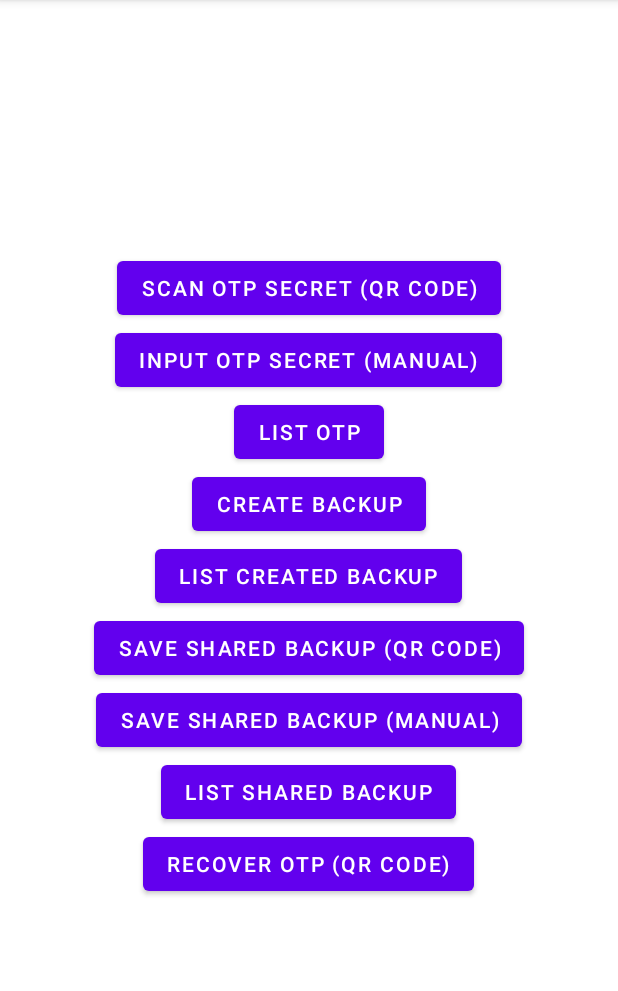
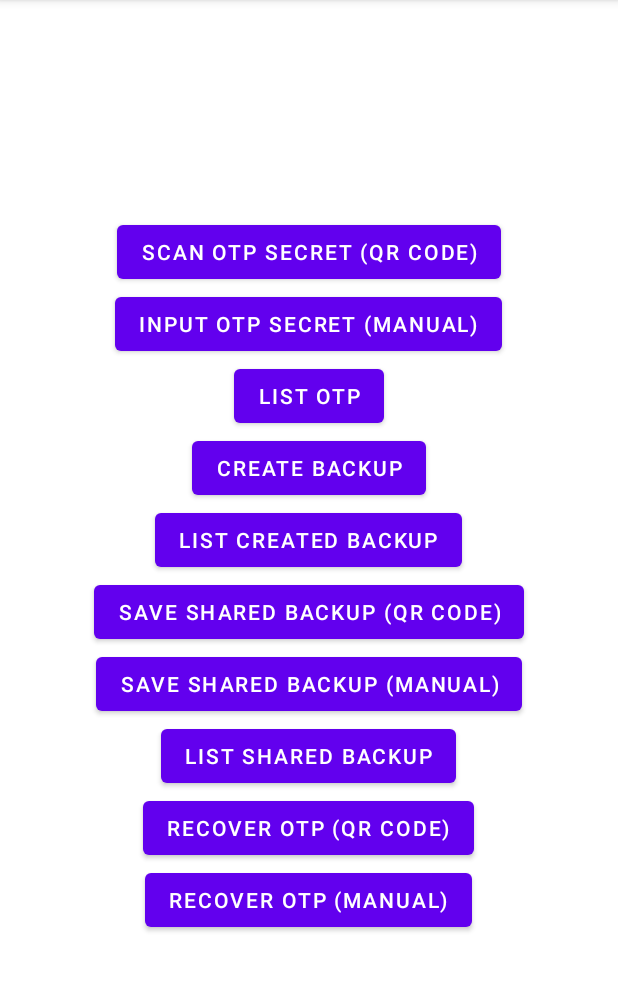
Before and after one commit to prajnapras19/OTPGeneratorWithRecovery, an Android app: the screen it shows after launch (MainActivity), on a phone screen of 412 x 824 dp, the part 84-1075 px from its top. Run offline under Robolectric (Android 15) with nearby library versions, the phone set to English and light mode, and no system bars; our stand-ins replace navigation-ui.

Commit message:
feat: skeleton for manual recovery

```diff
--- a/app/src/main/java/com/example/otpgeneratorwithrecovery/FirstFragment.java
+++ b/app/src/main/java/com/example/otpgeneratorwithrecovery/FirstFragment.java
@@ -97,6 +97,14 @@ public class FirstFragment extends Fragment {
                         .navigate(R.id.action_FirstFragment_to_RecoverOTPByScanQRCodeFragment);
             }
         });
+
+        binding.buttonFirstToRecoverOtpManualInput.setOnClickListener(new View.OnClickListener() {
+            @Override
+            public void onClick(View view) {
+                NavHostFragment.findNavController(FirstFragment.this)
+                        .navigate(R.id.action_FirstFragment_to_RecoverOTPManualInputFragment);
+            }
+        });
     }
 
     @Override
--- a/app/src/main/res/layout/fragment_first.xml
+++ b/app/src/main/res/layout/fragment_first.xml
@@ -92,5 +92,14 @@
             app:layout_constraintEnd_toEndOf="parent"
             app:layout_constraintTop_toTopOf="parent"
             app:layout_constraintStart_toStartOf="parent"/>
+        <Button
+            android:id="@+id/button_first_to_recover_otp_manual_input"
+            android:layout_width="wrap_content"
+            android:layout_height="wrap_content"
+            android:text="@string/recover_otp_manual_input_fragment_label"
+            app:layout_constraintBottom_toBottomOf="parent"
+            app:layout_constraintEnd_toEndOf="parent"
+            app:layout_constraintTop_toTopOf="parent"
+            app:layout_constraintStart_toStartOf="parent"/>
     </LinearLayout>
 </androidx.constraintlayout.widget.ConstraintLayout>
--- a/app/src/main/res/navigation/nav_graph.xml
+++ b/app/src/main/res/navigation/nav_graph.xml
@@ -36,6 +36,9 @@
         <action
             android:id="@+id/action_FirstFragment_to_RecoverOTPByScanQRCodeFragment"
             app:destination="@id/RecoverOTPByScanQRCodeFragment" />
+        <action
+            android:id="@+id/action_FirstFragment_to_RecoverOTPManualInputFragment"
+            app:destination="@id/RecoverOTPManualInputFragment" />
     </fragment>
     <fragment
         android:id="@+id/OTPSecretQRCodeScannerFragment"
@@ -103,4 +106,10 @@
         android:label="@string/recover_otp_by_scan_qr_code_fragment_label"
         tools:layout="@layout/fragment_recover_otp_by_scan_qr_code">
     </fragment>
+    <fragment
+        android:id="@+id/RecoverOTPManualInputFragment"
+        android:name="com.example.otpgeneratorwithrecovery.RecoverOTPManualInputFragment"
+        android:label="@string/recover_otp_manual_input_fragment_label"
+        tools:layout="@layout/fragment_recover_otp_manual_input">
+    </fragment>
 </navigation>
--- a/app/src/main/res/values/strings.xml
+++ b/app/src/main/res/values/strings.xml
@@ -10,6 +10,7 @@
     <string name="save_shared_backup_manual_input_fragment_label">Save Shared Backup (manual)</string>
     <string name="list_shared_backup_fragment_label">List Shared Backup</string>
     <string name="recover_otp_by_scan_qr_code_fragment_label">Recover OTP (QR Code)</string>
+    <string name="recover_otp_manual_input_fragment_label">Recover OTP (manual)</string>
 
     <string name="camera_permission_rationale_title">Permission Needed For Camera</string>
     <string name="camera_permission_rationale_message">This permission is needed to scan the QR code.</string>
```
Also changed, not shown: app/src/main/java/com/example/otpgeneratorwithrecovery/RecoverOTPManualInputFragment.java (added, +34 -0 lines), app/src/main/res/layout/fragment_recover_otp_manual_input.xml (added, +20 -0 lines).
